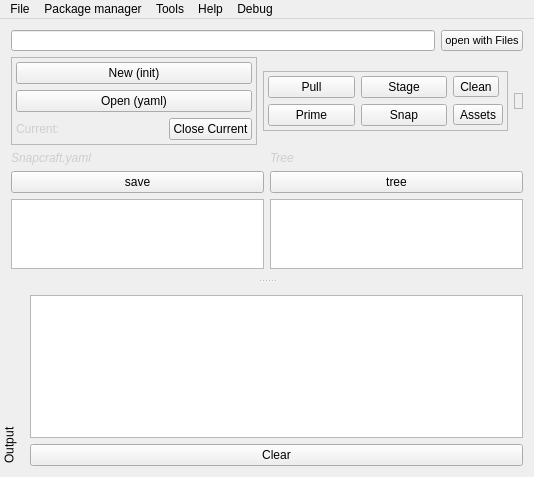
Before: the Qt Designer form snapcraft-qt/mainwindow.ui in snapcraft-gui/snapcraft-gui, drawn with Qt 5.
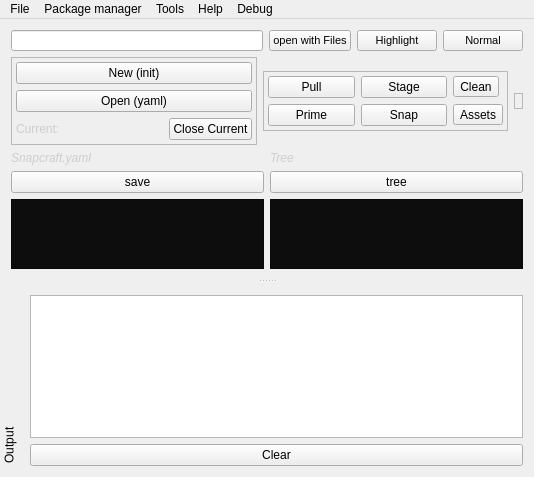
After: the same form once the commit is applied. Icons and pictures are not drawn.

```diff
--- a/snapcraft-qt/mainwindow.ui
+++ b/snapcraft-qt/mainwindow.ui
@@ -66,6 +66,42 @@
         </property>
        </widget>
       </item>
+      <item>
+       <widget class="QPushButton" name="highlight">
+        <property name="sizePolicy">
+         <sizepolicy hsizetype="Maximum" vsizetype="Maximum">
+          <horstretch>0</horstretch>
+          <verstretch>0</verstretch>
+         </sizepolicy>
+        </property>
+        <property name="font">
+         <font>
+          <pointsize>8</pointsize>
+         </font>
+        </property>
+        <property name="text">
+         <string>Highlight</string>
+        </property>
+       </widget>
+      </item>
+      <item>
+       <widget class="QPushButton" name="normal">
+        <property name="sizePolicy">
+         <sizepolicy hsizetype="Maximum" vsizetype="Maximum">
+          <horstretch>0</horstretch>
+          <verstretch>0</verstretch>
+         </sizepolicy>
+        </property>
+        <property name="font">
+         <font>
+          <pointsize>8</pointsize>
+         </font>
+        </property>
+        <property name="text">
+         <string>Normal</string>
+        </property>
+       </widget>
+      </item>
      </layout>
     </item>
     <item>
@@ -289,26 +325,10 @@
      </layout>
     </item>
     <item>
-     <widget class="QFrame" name="frame_2">
-      <property name="frameShape">
-       <enum>QFrame::NoFrame</enum>
-      </property>
-      <property name="frameShadow">
-       <enum>QFrame::Plain</enum>
-      </property>
-      <layout class="QHBoxLayout" name="horizontalLayout_2">
-       <property name="leftMargin">
-        <number>0</number>
-       </property>
+     <layout class="QHBoxLayout" name="horizontalLayout_5">
        <property name="topMargin">
         <number>0</number>
        </property>
-       <property name="rightMargin">
-        <number>0</number>
-       </property>
-       <property name="bottomMargin">
-        <number>0</number>
-       </property>
        <item>
         <widget class="QTextEdit" name="yaml">
          <property name="font">
@@ -316,17 +336,28 @@
            <pointsize>11</pointsize>
           </font>
          </property>
+        <property name="styleSheet">
+         <string notr="true">background-color:#0D0D0D;
+background-image: url(:/images/images/grid.png);
+background-attachment: fixed;
+
+
+</string>
+        </property>
         </widget>
        </item>
        <item>
         <widget class="QTextEdit" name="tree">
+        <property name="styleSheet">
+         <string notr="true">background-color: #0D0D0D;
+</string>
+        </property>
          <property name="readOnly">
           <bool>true</bool>
          </property>
         </widget>
        </item>
       </layout>
-     </widget>
     </item>
    </layout>
   </widget>
```
Left out of the diff: 12 changed lines with no effect on the pictures. Lines whose indentation alone changed are shown as unchanged.
